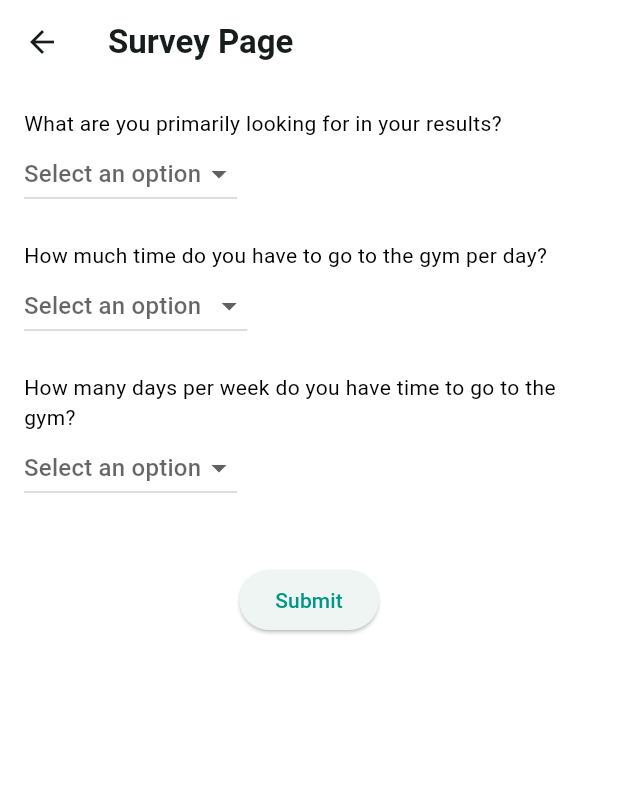
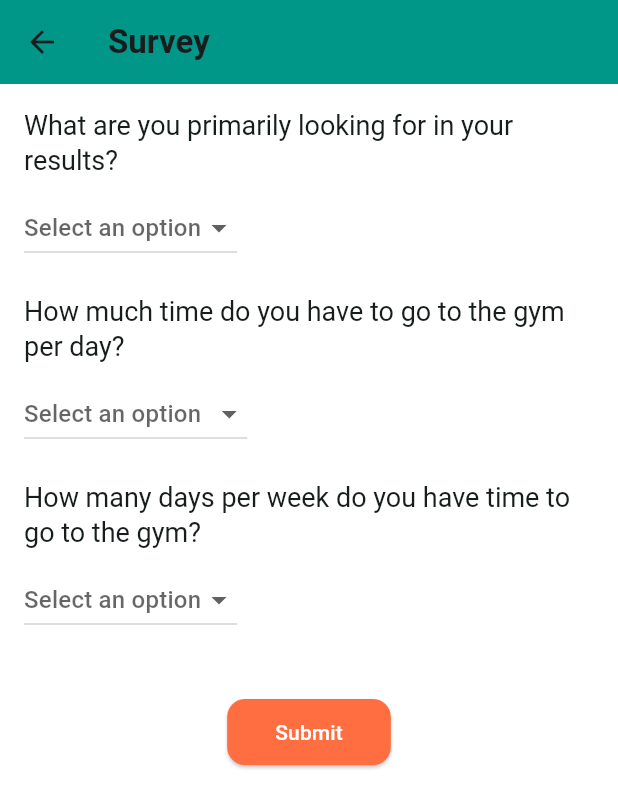
Before and after one commit to chrisfinan/Fitness-Assistant, a Flutter app: the SurveyPage screen opened directly, on a phone screen of 412 x 824 dp. Shown: the top 808 px of the screen. Run offline on Flutter 3.47's test engine with Material 3 defaults, Android fonts, the phone set to English and light mode, and no system bars; our stand-ins replace shared_preferences; accounts and stored records are empty.

Commit message:
update survey aesthetics

```diff
--- a/frontend/lib/survey_page.dart
+++ b/frontend/lib/survey_page.dart
@@ -1,4 +1,3 @@
-// import 'dart:convert';
 import 'package:flutter/material.dart';
 import 'package:shared_preferences/shared_preferences.dart';
 import 'package:http/http.dart' as http;
@@ -33,10 +32,8 @@ class _SurveyPageState extends State<SurveyPage> {
     });
   }
 
-
   Future<void> _submitSurvey() async {
     if (selectedGoal != null && selectedTime != null && selectedDays != null && uid != null) {
-
       final response = await http.get(
         Uri.parse('$baseUrl/exercises/by_info/$uid?results=$selectedGoal&time=$selectedTime&days=${int.parse(selectedDays!)}'),
         headers: {"Content-Type": "application/json"},
@@ -54,7 +51,6 @@ class _SurveyPageState extends State<SurveyPage> {
       _showErrorDialog("Please enter all information.");
     }
   }
-
 
   void _showErrorDialog(String message) {
     showDialog(
@@ -74,14 +70,28 @@ class _SurveyPageState extends State<SurveyPage> {
 
   @override
   Widget build(BuildContext context) {
+    final theme = Theme.of(context);
     return Scaffold(
-      appBar: AppBar(title: const Text("Survey Page")),
+      appBar: AppBar(
+        backgroundColor: theme.colorScheme.primary,
+        title: const Text("Survey"),
+      ),
       body: Padding(
         padding: const EdgeInsets.all(16.0),
         child: Column(
           crossAxisAlignment: CrossAxisAlignment.start,
           children: [
-            const Text("What are you primarily looking for in your results?"),
+            // Heading
+            Text(
+              "What are you primarily looking for in your results?",
+              style: theme.textTheme.headlineMedium?.copyWith(
+                color: theme.colorScheme.onBackground,
+                fontSize: 18,
+              ),
+            ),
+            const SizedBox(height: 10),
+
+            // Dropdown for Goals
             DropdownButton<String>(
               value: selectedGoal,
               hint: const Text("Select an option"),
@@ -98,7 +108,16 @@ class _SurveyPageState extends State<SurveyPage> {
               },
             ),
             const SizedBox(height: 20),
-            const Text("How much time do you have to go to the gym per day?"),
+
+            // Dropdown for Time
+            Text(
+              "How much time do you have to go to the gym per day?",
+              style: theme.textTheme.headlineMedium?.copyWith(
+                color: theme.colorScheme.onBackground,
+                fontSize: 18,
+              ),
+            ),
+            const SizedBox(height: 10),
             DropdownButton<String>(
               value: selectedTime,
               hint: const Text("Select an option"),
@@ -115,7 +134,16 @@ class _SurveyPageState extends State<SurveyPage> {
               },
             ),
             const SizedBox(height: 20),
-            const Text("How many days per week do you have time to go to the gym?"),
+
+            // Dropdown for Days
+            Text(
+              "How many days per week do you have time to go to the gym?",
+              style: theme.textTheme.headlineMedium?.copyWith(
+                color: theme.colorScheme.onBackground,
+                fontSize: 18,
+              ),
+            ),
+            const SizedBox(height: 10),
             DropdownButton<String>(
               value: selectedDays,
               hint: const Text("Select an option"),
@@ -132,9 +160,19 @@ class _SurveyPageState extends State<SurveyPage> {
               },
             ),
             const SizedBox(height: 40),
+
+            // Submit Button
             Center(
               child: ElevatedButton(
                 onPressed: _submitSurvey,
+                style: ElevatedButton.styleFrom(
+                  backgroundColor: Colors.deepOrangeAccent,
+                  foregroundColor: Colors.white,
+                  padding: const EdgeInsets.symmetric(horizontal: 32, vertical: 12),
+                  shape: RoundedRectangleBorder(
+                    borderRadius: BorderRadius.circular(12),
+                  ),
+                ),
                 child: const Text("Submit"),
               ),
             ),
```
Lines whose indentation alone changed are shown as unchanged.
